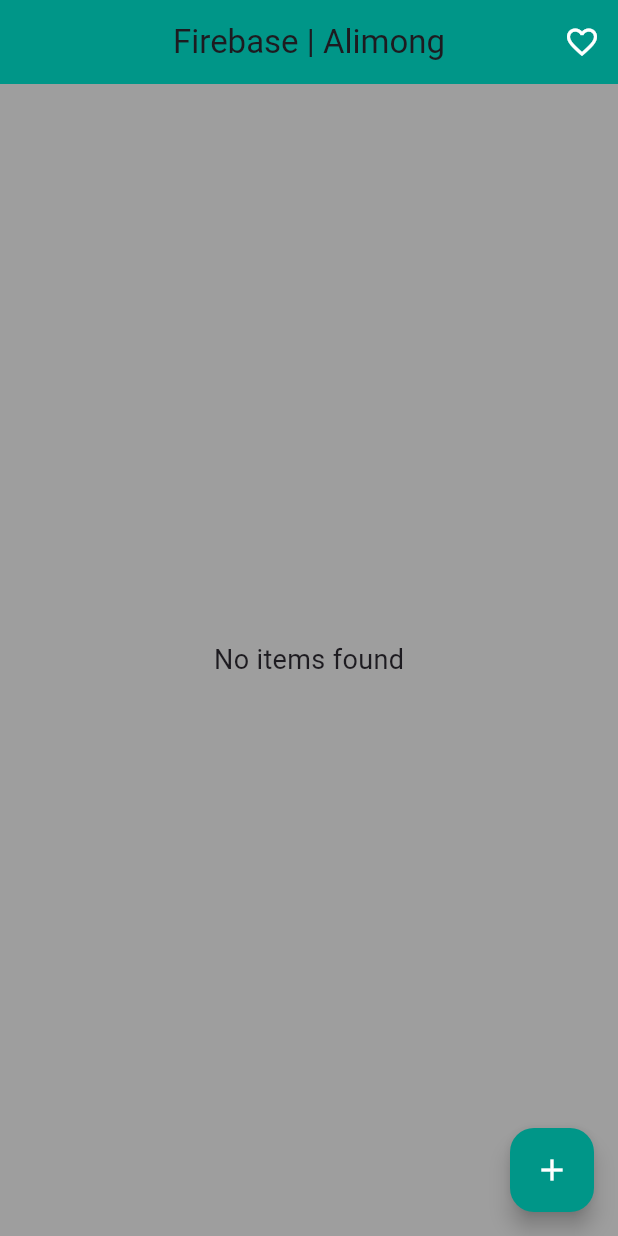
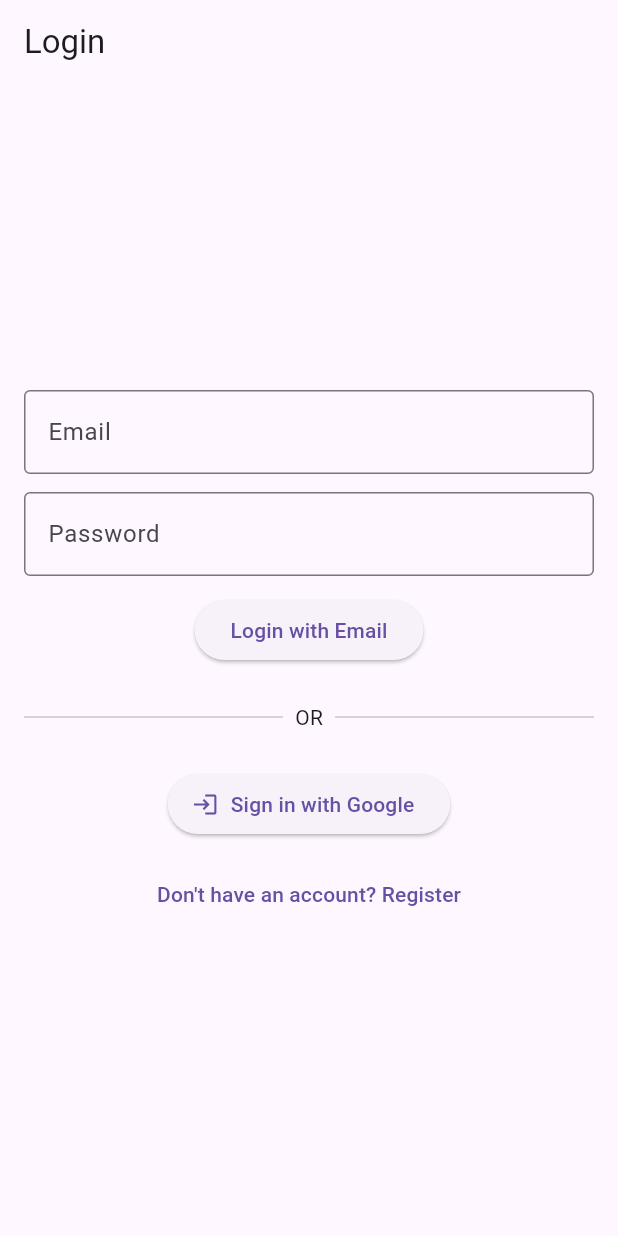
Before and after one commit to Gaabbb0203/Alimong_Activity10, a Flutter app: the screen it shows after launch, on a phone screen of 412 x 824 dp. Run offline on Flutter 3.47's test engine with Material 3 defaults, Android fonts, the phone set to English and light mode, and no system bars; our stand-ins replace cloud_firestore, firebase_auth, firebase_core, google_sign_in, image_picker; missing offline and left inert: cloudinary_public; accounts and stored records are empty.

Commit message:
Complete Activity 10: Firebase Auth, Google Sign-In, Favorites Filter, and Cloudinary

```diff
--- /dev/null
+++ b/lib/auth_service.dart
@@ -0,0 +1,71 @@
+import 'package:firebase_auth/firebase_auth.dart';
+import 'package:google_sign_in/google_sign_in.dart';
+import 'package:flutter/foundation.dart' show kIsWeb;
+
+class AuthService {
+  final FirebaseAuth _auth = FirebaseAuth.instance;
+  final GoogleSignIn? _googleSignIn = kIsWeb ? null : GoogleSignIn();
+
+  // GOOGLE SIGN-IN
+  Future<User?> signInWithGoogle() async {
+    try {
+      if (kIsWeb) {
+        GoogleAuthProvider googleProvider = GoogleAuthProvider();
+        UserCredential userCredential =
+            await _auth.signInWithPopup(googleProvider);
+        return userCredential.user;
+      } else {
+        final googleUser = await _googleSignIn!.signIn();
+        if (googleUser == null) return null;
+
+        final googleAuth = await googleUser.authentication;
+        final credential = GoogleAuthProvider.credential(
+          accessToken: googleAuth.accessToken,
+          idToken: googleAuth.idToken,
+        );
+        return (await _auth.signInWithCredential(credential)).user;
+      }
+    } catch (e) {
+      print("Google Sign-In error: $e");
+      return null;
+    }
+  }
+
+  // EMAIL/PASSWORD REGISTER
+  Future<User?> registerWithEmail(String email, String password) async {
+    try {
+      final userCredential = await _auth.createUserWithEmailAndPassword(
+        email: email,
+        password: password,
+      );
+      return userCredential.user;
+    } catch (e) {
+      print("Registration error: $e");
+      return null;
+    }
+  }
+
+  // EMAIL/PASSWORD LOGIN
+  Future<User?> signInWithEmail(String email, String password) async {
+    try {
+      final userCredential = await _auth.signInWithEmailAndPassword(
+        email: email,
+        password: password,
+      );
+      return userCredential.user;
+    } catch (e) {
+      print("Login error: $e");
+      return null;
+    }
+  }
+
+  // SIGN OUT
+  Future<void> signOut() async {
+    if (!kIsWeb) {
+      await _googleSignIn?.signOut();
+    }
+    await _auth.signOut();
+  }
+
+  Stream<User?> get userStream => _auth.authStateChanges();
+}
--- /dev/null
+++ b/lib/login_page.dart
@@ -0,0 +1,131 @@
+import 'package:flutter/material.dart';
+import 'auth_service.dart';
+import 'home_page.dart';
+import 'register_page.dart';
+
+class LoginPage extends StatefulWidget {
+  const LoginPage({super.key});
+
+  @override
+  State<LoginPage> createState() => _LoginPageState();
+}
+
+class _LoginPageState extends State<LoginPage> {
+  final AuthService auth = AuthService();
+  final TextEditingController emailCtrl = TextEditingController();
+  final TextEditingController passwordCtrl = TextEditingController();
+  bool loading = false;
+
+  @override
+  Widget build(BuildContext context) {
+    return Scaffold(
+      appBar: AppBar(title: const Text("Login")),
+      body: Center(
+        child: SingleChildScrollView(
+          padding: const EdgeInsets.all(16),
+          child: Column(
+            mainAxisSize: MainAxisSize.min,
+            children: [
+              // --- Email Login ---
+              TextField(
+                controller: emailCtrl,
+                decoration: const InputDecoration(
+                  labelText: "Email",
+                  border: OutlineInputBorder(),
+                ), // InputDecoration
+              ), // TextField
+              const SizedBox(height: 12),
+              TextField(
+                controller: passwordCtrl,
+                obscureText: true,
+                decoration: const InputDecoration(
+                  labelText: "Password",
+                  border: OutlineInputBorder(),
+                ), // InputDecoration
+              ), // TextField
+              const SizedBox(height: 12),
+              ElevatedButton(
+                child: loading
+                    ? const CircularProgressIndicator(color: Colors.white)
+                    : const Text("Login with Email"),
+                onPressed: () async {
+                  setState(() => loading = true);
+                  final user = await auth.signInWithEmail(
+                    emailCtrl.text.trim(), passwordCtrl.text.trim());
+                  if (!context.mounted) return;
+                  setState(() => loading = false);
+
+                  if (user != null) {
+                    if (!user.emailVerified) {
+                      if (!context.mounted) return;
+                      ScaffoldMessenger.of(context).showSnackBar(
+                        const SnackBar(
+                          content: Text(
+                            "Please verify your email before logging in.")),
+                      );
+                    } else {
+                      if (!context.mounted) return;
+                      Navigator.pushReplacement(
+                        context,
+                        MaterialPageRoute(builder: (_) => const HomePage()),
+                      );
+                    }
+                  } else {
+                    if (!context.mounted) return;
+                    ScaffoldMessenger.of(context).showSnackBar(
+                      const SnackBar(content: Text("Invalid email or password")),
+                    );
+                  }
+                },
+              ), // ElevatedButton
+              const SizedBox(height: 24),
+              const Row(
+                children: [
+                  Expanded(child: Divider()),
+                  Padding(
+                    padding: EdgeInsets.symmetric(horizontal: 8),
+                    child: Text("OR"),
+                  ), // Padding
+                  Expanded(child: Divider()),
+                ],
+              ), // Row
+              const SizedBox(height: 24),
+              ElevatedButton.icon(
+                icon: const Icon(Icons.login),
+                label: const Text("Sign in with Google"),
+                onPressed: () async {
+                  setState(() => loading = true);
+                  final user = await auth.signInWithGoogle();
+                  if (!context.mounted) return;
+                  setState(() => loading = false);
+                  if (user != null) {
+                    if (!context.mounted) return;
+                    Navigator.pushReplacement(
+                      context,
+                      MaterialPageRoute(builder: (_) => const HomePage()),
+                    );
+                  } else {
+                    if (!context.mounted) return;
+                    ScaffoldMessenger.of(context).showSnackBar(
+                      const SnackBar(content: Text("Google sign in failed or cancelled")),
+                    );
+                  }
+                },
+              ), // ElevatedButton.icon
+              const SizedBox(height: 12),
+              TextButton(
+                child: const Text("Don't have an account? Register"),
+                onPressed: () {
+                  Navigator.push(
+                    context,
+                    MaterialPageRoute(builder: (_) => const RegisterPage()),
+                  );
+                },
+              ), // TextButton
+            ],
+          ), // Column
+        ), // SingleChildScrollView
+      ), // Center
+    ); // Scaffold
+  }
+}
--- a/lib/main.dart
+++ b/lib/main.dart
@@ -1,11 +1,12 @@
 import 'package:flutter/material.dart';
 import 'package:firebase_core/firebase_core.dart';
+import 'auth_service.dart';
+import 'firebase_options.dart';
 import 'home_page.dart';
-import 'firebase_options.dart';
+import 'login_page.dart';
 
 void main() async {
   WidgetsFlutterBinding.ensureInitialized();
-
   await Firebase.initializeApp(
     options: DefaultFirebaseOptions.currentPlatform,
   );
@@ -20,11 +21,25 @@ class MyApp extends StatelessWidget {
   Widget build(BuildContext context) {
     return MaterialApp(
       debugShowCheckedModeBanner: false,
-      title: 'Firebase CRUD',
+      title: 'Firebase CRUD App',
       theme: ThemeData(
         primarySwatch: Colors.teal,
       ),
-      home: HomePage(),
+      home: StreamBuilder(
+        stream: AuthService().userStream,
+        builder: (context, snapshot) {
+          if (snapshot.connectionState == ConnectionState.waiting) {
+            return const Scaffold(
+              body: Center(child: CircularProgressIndicator()),
+            );
+          }
+          if (snapshot.hasData) {
+            return const HomePage();
+          } else {
+            return const LoginPage();
+          }
+        },
+      ),
     );
   }
 }
--- a/pubspec.yaml
+++ b/pubspec.yaml
@@ -36,6 +36,10 @@ dependencies:
   cupertino_icons: ^1.0.8
   firebase_core: ^5.2.0
   cloud_firestore: ^7.2.0
+  firebase_auth: ^7.1.0
+  google_sign_in: ^6.2.2
+  cloudinary_public: ^0.23.1
+  image_picker: ^1.2.4
 
 dev_dependencies:
   flutter_test:
```
Also changed, not shown: lib/crud_service.dart (+56 -0 lines), lib/home_page.dart (+103 -5 lines), lib/register_page.dart (added, +99 -0 lines), lib/firebase_options.dart, pubspec.lock, 7 other files.
